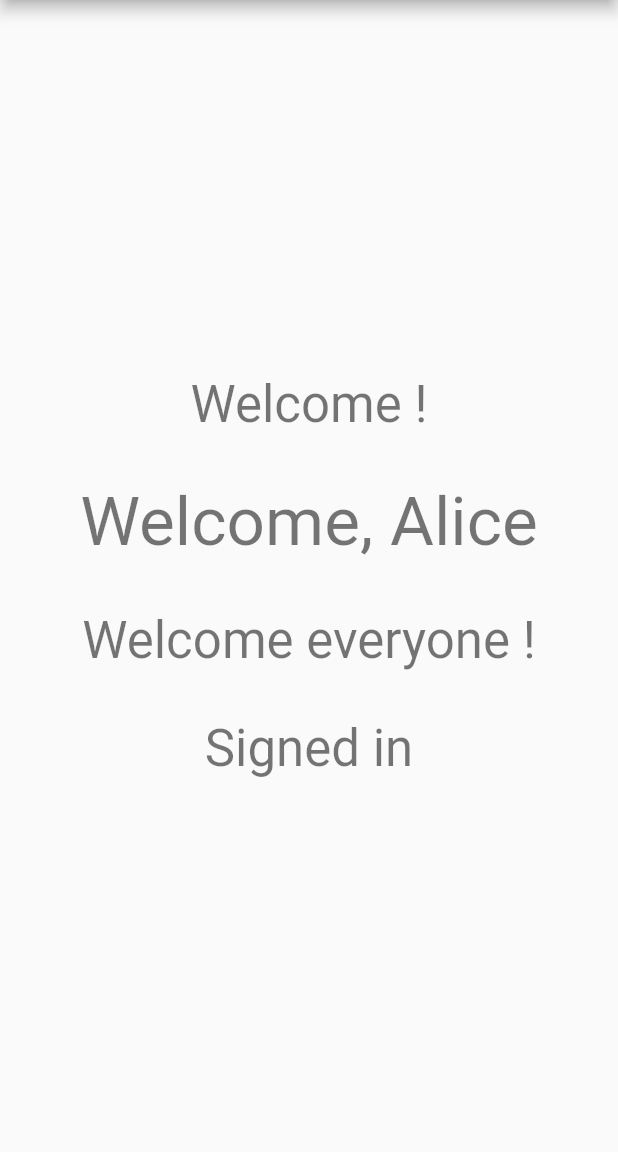
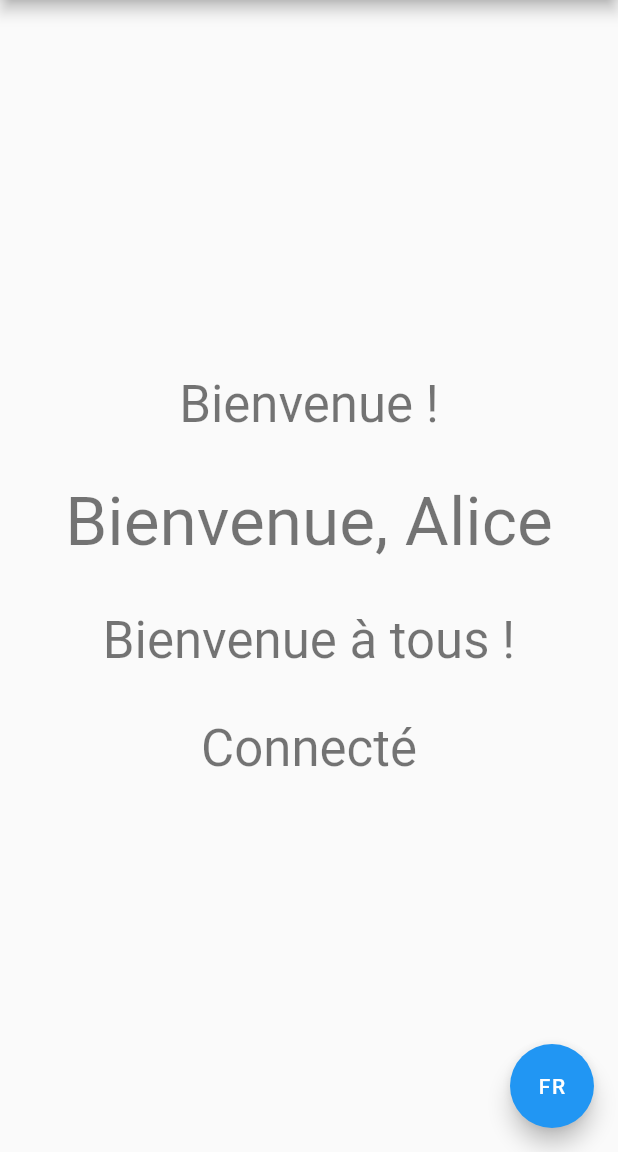
Before and after one commit to fidelisa/flutter_plugins, a Flutter app: the screen it shows after launch, on a phone screen of 412 x 824 dp, the part 84-1236 px from its top. Run offline on Flutter 3.47's test engine with Material 2 defaults, Android fonts, the phone set to English and light mode, and no system bars; our stand-ins replace firebase_auth, flutter_redux, google_sign_in, redux; missing offline and left inert: flutter_facebook_login; accounts and stored records are empty.

Commit message:
dynamic language

```diff
--- a/packages/intl_helpers/example/lib/main.dart
+++ b/packages/intl_helpers/example/lib/main.dart
@@ -1,18 +1,35 @@
 import 'package:flutter/material.dart';
 import 'package:intl/intl.dart';
 import 'package:intl_helpers/intl_helpers.dart';
+
 import 'l10n/messages_all.dart';
 
-void main() => runApp(new MyApp());
+void main() {
+  LocaleNotifier.init(
+      locale: new Locale('fr', 'FR'), initializeMessages: initializeMessages);
+  runApp(new MyApp());
+}
 
-class MyApp extends StatelessWidget {
+class MyApp extends StatefulWidget {
+  @override
+  _MyAppState createState() => new _MyAppState();
+}
+
+class _MyAppState extends State<MyApp> {
+  @override
+  void initState() {
+    super.initState();
+    LocaleNotifier.instance.addListener(() {
+      setState(() {});
+    });
+  }
+
   // This widget is the root of your application.
   @override
   Widget build(BuildContext context) {
     return new MaterialApp(
       title: 'Intl Helper Example',
-//      locale: new Locale('fr', 'FR'),
-      locale: new Locale('en', 'US'),
+      locale: LocaleNotifier.instance.locale,
       localizationsDelegates: createBasicLocalizationsDelegates(
           supportedLanguages: ['fr', 'en'],
           initializeMessages: initializeMessages),
@@ -38,10 +55,22 @@ class MyHomePage extends StatefulWidget {
 }
 
 class _MyHomePageState extends State<MyHomePage> {
+  String localeName = 'FR';
+
   String welcome(name) => Intl.message('Bienvenue, $name',
       name: "_MyHomePageState_welcome",
       args: [name],
       desc: 'message de bienvenue avec nom');
+
+  @override
+  void initState() {
+    super.initState();
+    LocaleNotifier.instance.addListener(() {
+      setState(() {
+        localeName = LocaleNotifier.instance.locale.languageCode.toUpperCase();
+      });
+    });
+  }
 
   @override
   Widget build(BuildContext context) {
@@ -81,7 +110,19 @@ class _MyHomePageState extends State<MyHomePage> {
           ],
         ),
       ),
+      floatingActionButton: new FloatingActionButton(
+        child: new Text(localeName),
+        onPressed: _toggleLocale,
+      ),
     );
+  }
+
+  void _toggleLocale() {
+    if (LocaleNotifier.instance.locale.languageCode == 'fr') {
+      LocaleNotifier.instance.update(new Locale('en', 'US'));
+    } else {
+      LocaleNotifier.instance.update(new Locale('fr', 'FR'));
+    }
   }
 }
 
--- a/packages/intl_helpers/lib/intl_helpers.dart
+++ b/packages/intl_helpers/lib/intl_helpers.dart
@@ -7,6 +7,7 @@ import 'package:intl_helpers/generic_helper_localizations.dart';
 
 export 'app_helper_localizations.dart';
 export 'generic_helper_localizations.dart';
+export 'localization_listener.dart';
 
 List<LocalizationsDelegate<dynamic>> createBasicLocalizationsDelegates(
     {List<String> supportedLanguages, InitializeMessages initializeMessages}) {
--- /dev/null
+++ b/packages/intl_helpers/lib/localization_listener.dart
@@ -0,0 +1,29 @@
+import 'dart:ui';
+
+import 'package:flutter/material.dart';
+import 'package:intl/intl.dart';
+import 'package:intl_helpers/app_helper_localizations.dart';
+
+class LocaleNotifier extends ChangeNotifier {
+  LocaleNotifier._(this.locale, this.initializeMessages);
+
+  Locale locale;
+
+  InitializeMessages initializeMessages;
+
+  static LocaleNotifier instance;
+
+  static void init({Locale locale, InitializeMessages initializeMessages}) {
+    assert(locale != null);
+    assert(initializeMessages != null);
+    instance = new LocaleNotifier._(locale, initializeMessages);
+  }
+
+  void update(Locale value) async {
+    locale = value;
+    await initializeMessages(value.toString());
+    Intl.defaultLocale = value.toString();
+
+    notifyListeners();
+  }
+}
```
Also changed, not shown: 3 other files.
